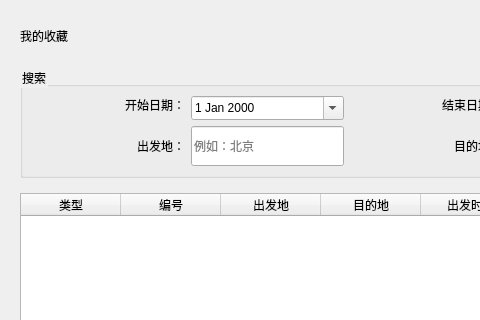
This is Flight/favorite_dialog.ui in howbirdfly/FlightServer as Qt 5 draws it before an edit; both pictures show x 0 to 480 and y 0 to 320 of the 1000 by 700 pixel window. The edited form follows.
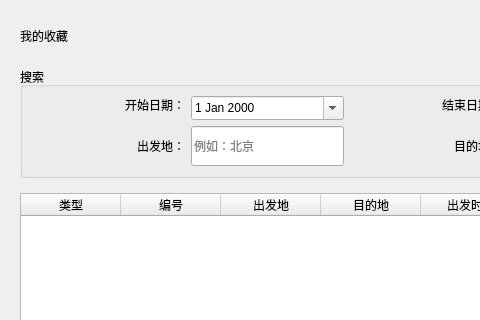
This is the edited form. Icons and pictures are not drawn.

The edit to the form file:
```diff
--- a/Flight/favorite_dialog.ui
+++ b/Flight/favorite_dialog.ui
@@ -10,12 +10,12 @@
    <height>700</height>
   </rect>
  </property>
- <property name="styleSheet">
-  <string notr="true">QWidget { color: #000000; }</string>
- </property>
  <property name="windowTitle">
    <string>我的收藏夹</string>
   </property>
+  <property name="styleSheet">
+   <string notr="true"/>
+  </property>
   <layout class="QVBoxLayout" name="verticalLayout_main">
    <property name="spacing">
     <number>15</number>
```
Lines whose indentation alone changed are shown as unchanged.
